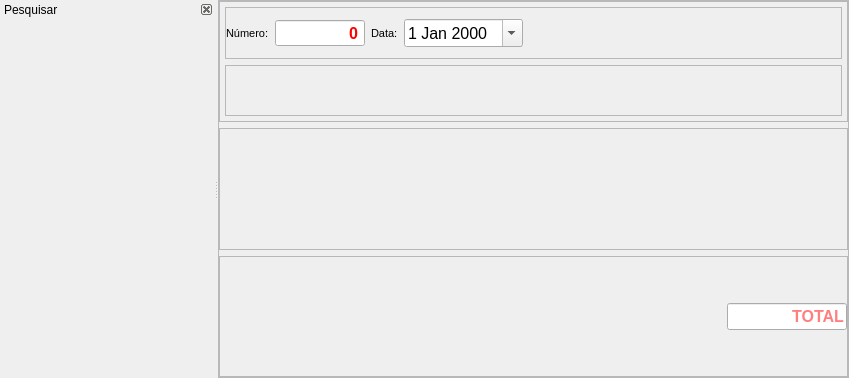
First picture: the form in notewidget.ui, repository leidensj/BKVale, before the edit.
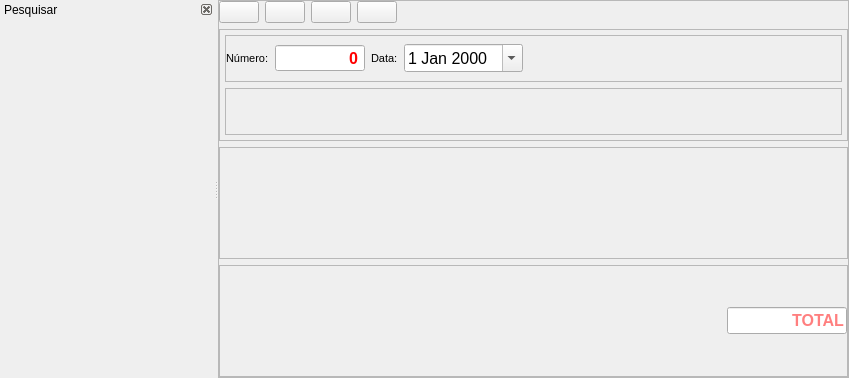
Second picture: the form after the edit. Icons and pictures are not drawn.

The edit to the form file:
```diff
--- a/notewidget.ui
+++ b/notewidget.ui
@@ -95,6 +95,91 @@
        <property name="bottomMargin">
         <number>0</number>
        </property>
+       <item>
+        <layout class="QHBoxLayout" name="buttons">
+         <item>
+          <widget class="QPushButton" name="buttonNew">
+           <property name="toolTip">
+            <string>Novo</string>
+           </property>
+           <property name="text">
+            <string/>
+           </property>
+           <property name="icon">
+            <iconset resource="icons.qrc">
+             <normaloff>:/icons/res/file.png</normaloff>:/icons/res/file.png</iconset>
+           </property>
+           <property name="shortcut">
+            <string>Ctrl+N</string>
+           </property>
+          </widget>
+         </item>
+         <item>
+          <widget class="QPushButton" name="buttonSearch">
+           <property name="toolTip">
+            <string>Pesquisar</string>
+           </property>
+           <property name="text">
+            <string/>
+           </property>
+           <property name="icon">
+            <iconset resource="icons.qrc">
+             <normaloff>:/icons/res/search.png</normaloff>:/icons/res/search.png</iconset>
+           </property>
+           <property name="shortcut">
+            <string>Ctrl+F</string>
+           </property>
+          </widget>
+         </item>
+         <item>
+          <widget class="QPushButton" name="buttonAdd">
+           <property name="toolTip">
+            <string>Adicionar item</string>
+           </property>
+           <property name="text">
+            <string/>
+           </property>
+           <property name="icon">
+            <iconset resource="icons.qrc">
+             <normaloff>:/icons/res/add.png</normaloff>:/icons/res/add.png</iconset>
+           </property>
+           <property name="shortcut">
+            <string>Alt++</string>
+           </property>
+          </widget>
+         </item>
+         <item>
+          <widget class="QPushButton" name="buttonRemove">
+           <property name="toolTip">
+            <string>Remover item</string>
+           </property>
+           <property name="text">
+            <string/>
+           </property>
+           <property name="icon">
+            <iconset resource="icons.qrc">
+             <normaloff>:/icons/res/remove.png</normaloff>:/icons/res/remove.png</iconset>
+           </property>
+           <property name="shortcut">
+            <string>Alt+-</string>
+           </property>
+          </widget>
+         </item>
+         <item>
+          <spacer name="horizontalSpacer_3">
+           <property name="orientation">
+            <enum>Qt::Horizontal</enum>
+           </property>
+           <property name="sizeHint" stdset="0">
+            <size>
+             <width>40</width>
+             <height>20</height>
+            </size>
+           </property>
+          </spacer>
+         </item>
+        </layout>
+       </item>
        <item>
         <widget class="QFrame" name="frameHeader">
          <property name="frameShape">
```
Left out of the diff: 4 changed lines with no effect on the pictures.
